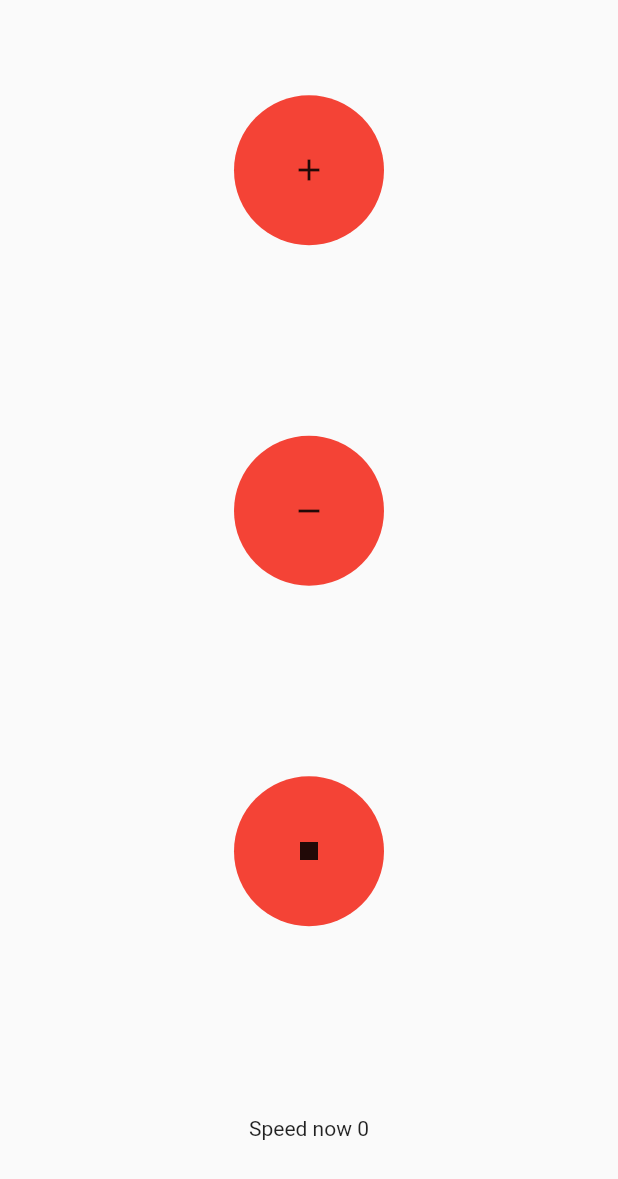
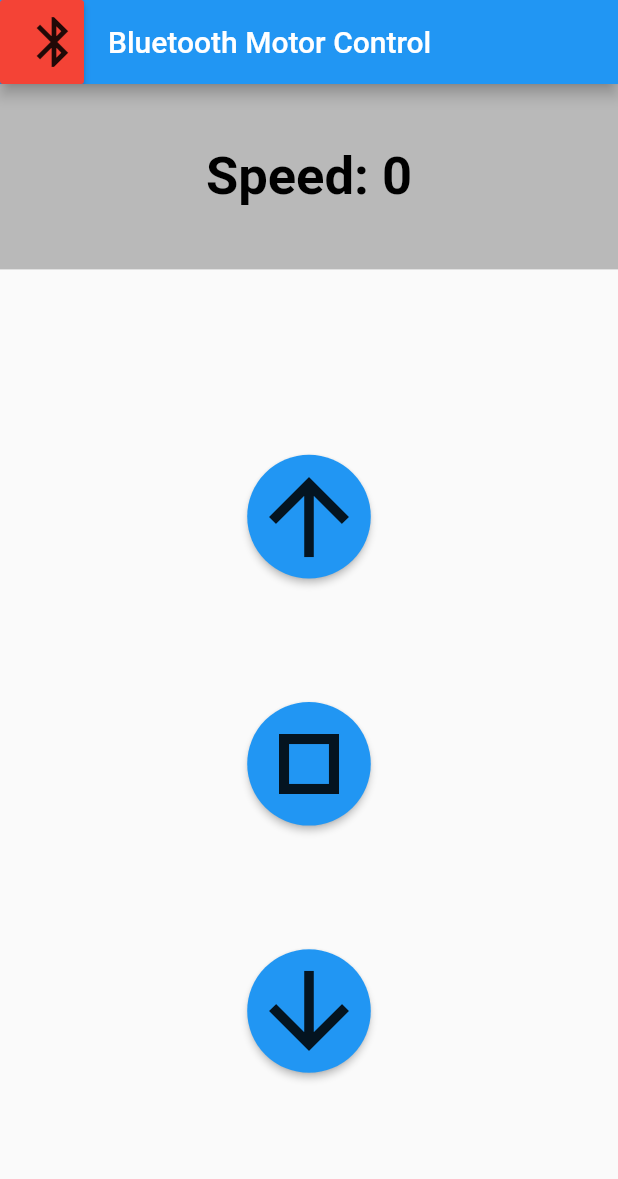
Before and after one commit to AlomShanto/Remote-Controller-for-toy-car, a Flutter app: the screen it shows after launch, after a tap on "Start Controlling", on a phone screen of 412 x 824 dp. Shown: the top 1179 px of the screen. Run offline on Flutter 3.47's test engine with Material 2 defaults, Android fonts, the phone set to English and light mode, and no system bars; our stand-ins replace flutter_bluetooth_serial.

Commit message:
Add files via upload

```diff
--- /dev/null
+++ b/lib/blutooth.dart
@@ -0,0 +1,232 @@
+import 'dart:async';
+import 'dart:convert';
+import 'dart:typed_data';
+import 'package:flutter/cupertino.dart';
+import 'package:flutter/material.dart';
+import 'package:flutter_bluetooth_serial/flutter_bluetooth_serial.dart';
+import 'package:remote_controller/size_config.dart';
+
+import 'all_calculation.dart';
+
+class BluetoothPageMain extends StatelessWidget {
+  @override
+  Widget build(BuildContext context) {
+    return MaterialApp(
+      debugShowCheckedModeBanner: false,
+      title: 'Bluetooth Motor Control',
+      theme: ThemeData(
+        primarySwatch: Colors.blue,
+      ),
+      home: BluetoothPage(),
+    );
+  }
+}
+
+class BluetoothPage extends StatefulWidget {
+  @override
+  _BluetoothPageState createState() => _BluetoothPageState();
+}
+
+class _BluetoothPageState extends State<BluetoothPage> {
+  BluetoothConnection? _connection;
+  bool _isLoading = false;
+  String _status = '';
+  Color color = Colors.red;
+  int speedValue = 0;
+
+  _incrementCounter() async{
+
+    await Future.delayed(Duration(milliseconds: 500));
+    setState(() {
+      speedValue = Calculate.increase_speed();
+    });
+
+
+  }
+
+  _decrementCounter() async{
+
+    await Future.delayed(Duration(milliseconds: 500));
+    setState(() {
+      speedValue = Calculate.decrease_speed();
+    });
+  }
+
+  _forceStopCounter() async{
+
+
+    var x = speedValue/3;
+
+    await Future.delayed(Duration(milliseconds: 250));
+    setState((){
+      speedValue = Calculate.decrease_speed();
+      print(speedValue);
+    });
+    if(speedValue>0)
+      _forceStopCounter();
+  }
+
+  Future<void> _connectToDevice(BluetoothDevice device) async {
+    setState(() {
+      _isLoading = true;
+    });
+
+    try {
+      _connection = await BluetoothConnection.toAddress(device.address);
+      setState(() {
+        _isLoading = false;
+        _status = 'Connected';
+        color=Colors.green;
+      });
+    } catch (e) {
+      setState(() {
+        _isLoading = false;
+        _status = 'Connection failed';
+        speedValue = 0;
+        color=Colors.red;
+      });
+      print(e);
+    }
+  }
+
+  void _sendCommand(String command) {
+    if (_connection != null) {
+      Uint8List data = Uint8List.fromList(utf8.encode(command));
+      _connection?.output.add(data);
+      _connection?.output.allSent.then((value) {
+        print('Command sent: $command');
+      });
+    }
+  }
+
+  void _increaseSpeed() {
+    _sendCommand('F');
+    if(_status=='Connected')
+    _incrementCounter();
+  }
+
+  void _decreaseSpeed() {
+    _sendCommand('B');
+    if(_status=='Connected')
+    _decrementCounter();
+  }
+
+  void _forceStop() {
+    _sendCommand('S');
+    if(_status=='Connected')
+    _forceStopCounter();
+  }
+
+  Future<List<BluetoothDevice>> _getDeviceList() async {
+    List<BluetoothDevice> devices = [];
+
+    try {
+      devices = await FlutterBluetoothSerial.instance.getBondedDevices();
+    } catch (e) {
+      print(e);
+    }
+
+    return devices;
+  }
+
+  @override
+  Widget build(BuildContext context) {
+    SizeConfig().init(context);
+    return Scaffold(
+      appBar: AppBar(
+        title: Text('Bluetooth Motor Control'),
+        leading: MaterialButton(
+          onPressed: () async {
+            List<BluetoothDevice> devices = await _getDeviceList();
+            showModalBottomSheet(
+              context: context,
+              builder: (context) => ListView(
+                children: devices
+                    .map(
+                      (device) => ListTile(
+                    title: Text('${device.name}'),
+                    subtitle: Text(device.address),
+                    onTap: () {
+                      Navigator.pop(context);
+                      _connectToDevice(device);
+                    },
+                  ),
+                )
+                    .toList(),
+              ),
+            );
+          },
+          color: color,
+          child: Center(
+            child: Icon(
+              Icons.bluetooth_outlined,
+              //color: color,
+              size: 40,
+            ),
+          )
+        ),
+      ),
+      body: Padding(
+        padding: EdgeInsets.all(0),
+        child: Center(
+          child: Column(
+            children: <Widget>[
+              Container(
+
+                  height: SizeConfig.screenHeight*.15,
+
+                  color: Colors.black26,
+
+                  child: Center(
+                    child: Text(
+                      'Speed: ${speedValue}',
+                      textAlign: TextAlign.center,
+                      style: TextStyle(
+                          fontWeight: FontWeight.bold,
+                          color: Colors.black,
+                          fontSize: 35
+                      ),
+                    ),
+                  )
+
+              ),
+              Padding(
+                padding: EdgeInsets.only(top: SizeConfig.screenHeight*.1,),
+                child: SizedBox(),
+              ),
+              Container(
+                height: SizeConfig.screenHeight*.60,
+                child: Column(
+                  mainAxisAlignment: MainAxisAlignment.spaceAround,
+                  children: <Widget>[
+                    MaterialButton(
+                      height: SizeConfig.screenHeight*.1,
+                      onPressed: _increaseSpeed,
+                      child: Icon(Icons.arrow_upward,size: 80),
+                      color: Colors.blue,
+                      shape: CircleBorder(),
+                    ),
+                    MaterialButton (
+                      height: SizeConfig.screenHeight*.1,
+                      onPressed: _forceStop,
+                      child: Icon( Icons.stop_outlined, size: 80, ),
+                      color: Colors.blue,
+                      shape: CircleBorder(),
+                    ),
+                    MaterialButton(
+                      height: SizeConfig.screenHeight*.1,
+                      onPressed: _decreaseSpeed,
+                      child: Icon(Icons.arrow_downward,size: 80,),
+                      color: Colors.blue,
+                      shape: CircleBorder(),
+                    ),
+                  ],
+                ),
+              )
+            ],
+          ),
+        )
+      ),
+    );
+  }
+}
--- a/lib/main.dart
+++ b/lib/main.dart
@@ -1,4 +1,5 @@
 import 'package:flutter/material.dart';
+import 'package:remote_controller/blutooth.dart';
 import 'package:remote_controller/controlling_page.dart';
 
 void main() {
@@ -10,6 +11,7 @@ class MyApp extends StatelessWidget {
   @override
   Widget build(BuildContext context) {
     return MaterialApp(
+      debugShowCheckedModeBanner: false,
       title: 'Remote Controller',
       theme: ThemeData(
         primarySwatch: Colors.blue,
@@ -48,7 +50,8 @@ class _MyHomePageState extends State<MyHomePage> {
             GestureDetector(
 
               onTap: (){
-                  Navigator.push(context, MaterialPageRoute(builder: (context)=>ControllingPage()));
+                  Navigator.push(context, MaterialPageRoute(builder: (context)=>BluetoothPageMain()));
+
               },
 
               child: Container(
--- /dev/null
+++ b/lib/size_config.dart
@@ -0,0 +1,32 @@
+import 'package:flutter/cupertino.dart';
+
+class SizeConfig {
+  static MediaQueryData _mediaQueryData = new MediaQueryData();
+  static double screenWidth = 0;
+  static double screenHeight = 0;
+  static double blockSizeHorizontal = 0;
+  static double blockSizeVertical = 0;
+
+  static double _safeAreaHorizontal = 0;
+  static double _safeAreaVertical = 0;
+  static double safeBlockHorizontal = 0;
+  static double safeBlockVertical = 0;
+
+  void init(BuildContext context) {
+    _mediaQueryData = MediaQuery.of(context);
+    screenWidth = MediaQuery.of(context).size.width;
+    screenHeight = MediaQuery.of(context).size.height;
+    print(screenHeight.toString() +" & "+ screenWidth.toString());
+    blockSizeHorizontal = screenWidth / 100;
+    blockSizeVertical = (screenHeight / 100);
+
+    _safeAreaHorizontal = _mediaQueryData.padding.left +
+        _mediaQueryData.padding.right;
+    _safeAreaVertical = _mediaQueryData.padding.top +
+        _mediaQueryData.padding.bottom;
+    safeBlockHorizontal = (screenWidth -
+        _safeAreaHorizontal) / 100;
+    safeBlockVertical = (screenHeight -
+        _safeAreaVertical) / 100;
+  }
+}
```
Also changed, not shown: lib/all_calculation.dart (+9 -2 lines), lib/controlling_page.dart (+38 -20 lines).
